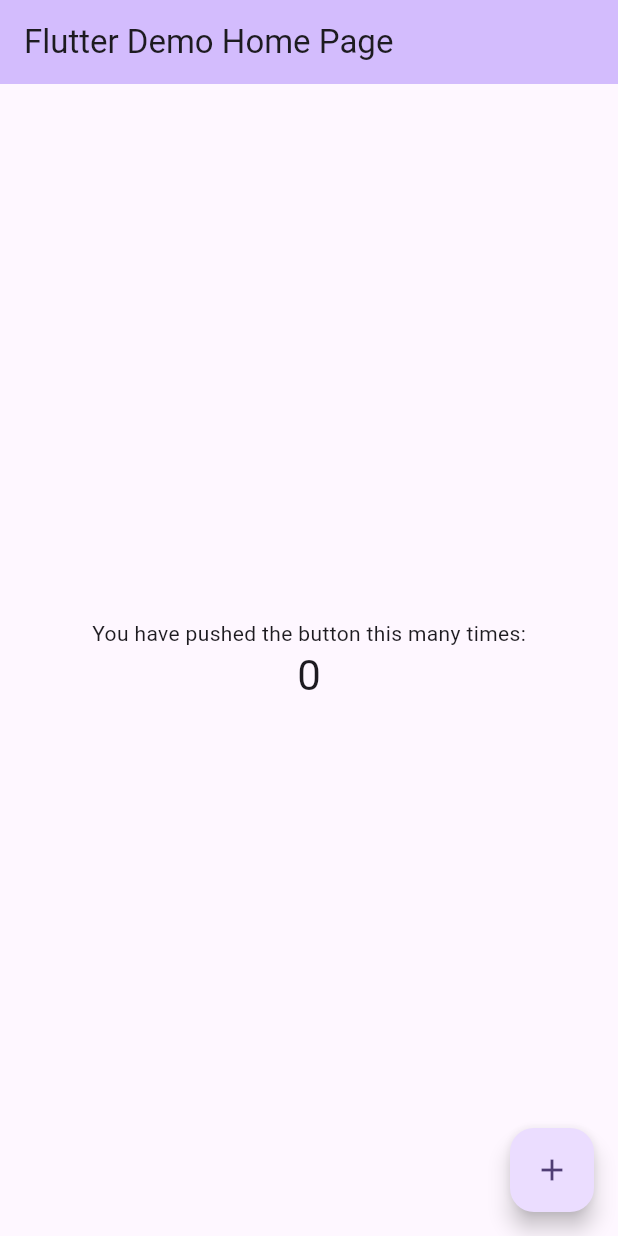
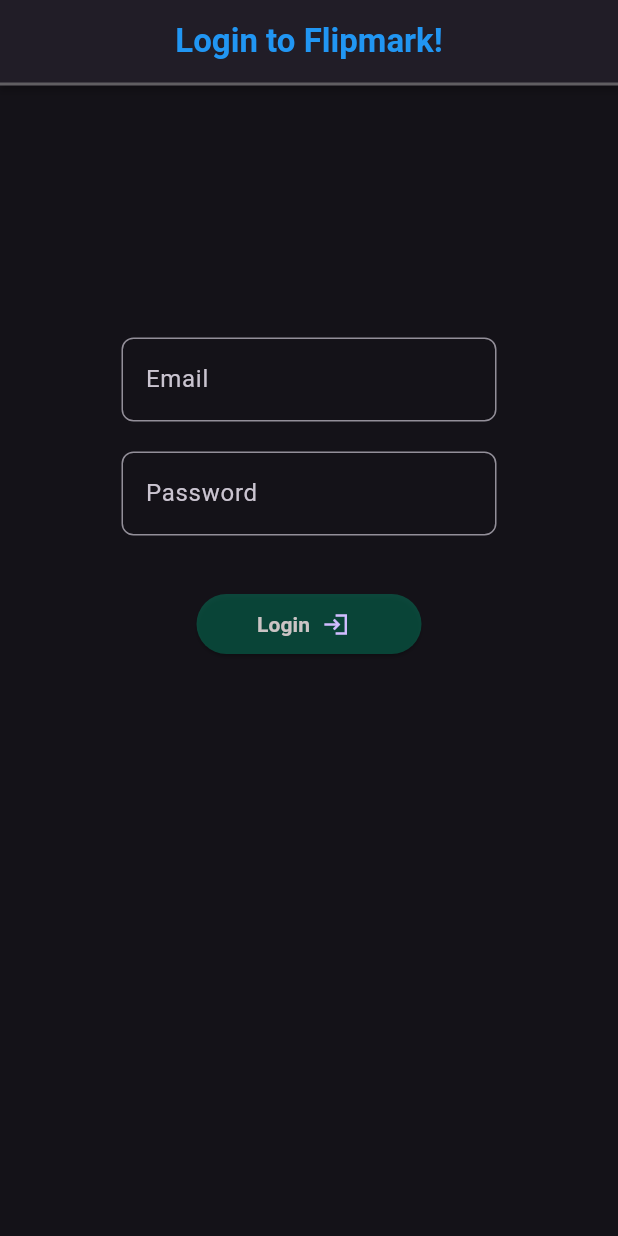
Before and after one commit to aplpteam/flipmark, a Flutter app: the screen it shows after launch, on a phone screen of 412 x 824 dp. Run offline on Flutter 3.47's test engine with Material 3 defaults, Android fonts, the phone set to English and light mode, and no system bars.

Commit message:
Added the login page UI

```diff
--- a/flipmark/lib/features/auth/login_page.dart
+++ b/flipmark/lib/features/auth/login_page.dart
@@ -0,0 +1,135 @@
+import 'package:flutter/material.dart';
+
+class LoginPage extends StatefulWidget {
+  const LoginPage({super.key});
+
+  @override
+  State<LoginPage> createState() => _LoginPageState();
+}
+
+class _LoginPageState extends State<LoginPage> {
+  final TextEditingController _emailController = TextEditingController();
+  final TextEditingController _passwordController = TextEditingController();
+
+  @override
+  Widget build(BuildContext context) {
+    return Scaffold(
+      appBar: _genAppBar(),
+      body: Padding(
+        padding: const EdgeInsets.all(8.0),
+        child: SingleChildScrollView(
+          child: Center(
+            child: Column(
+              mainAxisAlignment: MainAxisAlignment.center,
+              crossAxisAlignment: CrossAxisAlignment.center,
+              children: _genChildren(_emailController, _passwordController),
+            ),
+          ),
+        ),
+      ),
+    );
+  }
+}
+
+List<Widget> _genChildren(
+  TextEditingController emailController,
+  TextEditingController passwordController,
+) {
+  List<Widget> children = [
+    SizedBox(height: 160),
+    _EmailUi(controller: emailController),
+    SizedBox(height: 20),
+    _PasswordUi(controller: passwordController),
+    SizedBox(height: 35),
+    SizedBox(
+      width: 150,
+      child: ElevatedButton.icon(
+        icon: const Icon(Icons.login_sharp),
+        label: const Text(
+          'Login',
+          style: TextStyle(
+            color: Color.fromARGB(255, 203, 196, 196),
+            fontWeight: FontWeight.bold,
+          ),
+        ),
+        iconAlignment: IconAlignment.end,
+        style: ButtonStyle(
+          backgroundColor: WidgetStatePropertyAll<Color>(
+            const Color.fromARGB(88, 0, 172, 126),
+          ),
+        ),
+        onPressed: () {
+          //logic if user enters wrong password/email/both/etc
+          //firebase part
+          print(emailController.text);
+          print(passwordController.text);
+        },
+      ),
+    ),
+  ];
+  return children;
+}
+
+PreferredSizeWidget _genAppBar() {
+  return AppBar(
+    title: Text(
+      "Login to Flipmark!",
+      style: TextStyle(
+        fontWeight: FontWeight.bold,
+        fontStyle: FontStyle.normal,
+        color: Colors.blue,
+      ),
+    ),
+    centerTitle: true,
+    elevation: 2,
+    shadowColor: Colors.black,
+    bottom: PreferredSize(
+      preferredSize: const Size.fromHeight(1.0),
+      child: Container(
+        height: 2,
+        color: const Color.fromRGBO(158, 158, 158, 0.5),
+      ),
+    ),
+  );
+}
+
+class _EmailUi extends StatelessWidget {
+  const _EmailUi({required this.controller});
+
+  final TextEditingController controller;
+  @override
+  Widget build(BuildContext build) {
+    return SizedBox(
+      width: 250,
+      child: TextField(
+        decoration: InputDecoration(
+          border: OutlineInputBorder(borderRadius: BorderRadius.circular(8.0)),
+          labelText: 'Email',
+        ),
+        controller: controller,
+        keyboardType: TextInputType.emailAddress,
+      ),
+    );
+  }
+}
+
+class _PasswordUi extends StatelessWidget {
+  const _PasswordUi({required this.controller});
+
+  final TextEditingController controller;
+  @override
+  Widget build(BuildContext build) {
+    return SizedBox(
+      width: 250,
+      child: TextField(
+        decoration: InputDecoration(
+          border: OutlineInputBorder(borderRadius: BorderRadius.circular(8.0)),
+          labelText: 'Password',
+        ),
+        controller: controller,
+        keyboardType: TextInputType.visiblePassword,
+        obscureText: true,
+      ),
+    );
+  }
+}
--- a/flipmark/lib/main.dart
+++ b/flipmark/lib/main.dart
@@ -1,122 +1,22 @@
+
 import 'package:flutter/material.dart';
 
+import './features/auth/login_page.dart';
+
 void main() {
-  runApp(const MyApp());
+  runApp(MyApp());
 }
+
 
 class MyApp extends StatelessWidget {
   const MyApp({super.key});
 
-  // This widget is the root of your application.
   @override
   Widget build(BuildContext context) {
     return MaterialApp(
-      title: 'Flutter Demo',
-      theme: ThemeData(
-        // This is the theme of your application.
-        //
-        // TRY THIS: Try running your application with "flutter run". You'll see
-        // the application has a purple toolbar. Then, without quitting the app,
-        // try changing the seedColor in the colorScheme below to Colors.green
-        // and then invoke "hot reload" (save your changes or press the "hot
-        // reload" button in a Flutter-supported IDE, or press "r" if you used
-        // the command line to start the app).
-        //
-        // Notice that the counter didn't reset back to zero; the application
-        // state is not lost during the reload. To reset the state, use hot
-        // restart instead.
-        //
-        // This works for code too, not just values: Most code changes can be
-        // tested with just a hot reload.
-        colorScheme: .fromSeed(seedColor: Colors.deepPurple),
-      ),
-      home: const MyHomePage(title: 'Flutter Demo Home Page'),
-    );
+        home: LoginPage(),
+        themeMode: ThemeMode.dark,
+        darkTheme: ThemeData.dark(),
+      );
   }
 }
-
-class MyHomePage extends StatefulWidget {
-  const MyHomePage({super.key, required this.title});
-
-  // This widget is the home page of your application. It is stateful, meaning
-  // that it has a State object (defined below) that contains fields that affect
-  // how it looks.
-
-  // This class is the configuration for the state. It holds the values (in this
-  // case the title) provided by the parent (in this case the App widget) and
-  // used by the build method of the State. Fields in a Widget subclass are
-  // always marked "final".
-
-  final String title;
-
-  @override
-  State<MyHomePage> createState() => _MyHomePageState();
-}
-
-class _MyHomePageState extends State<MyHomePage> {
-  int _counter = 0;
-
-  void _incrementCounter() {
-    setState(() {
-      // This call to setState tells the Flutter framework that something has
-      // changed in this State, which causes it to rerun the build method below
-      // so that the display can reflect the updated values. If we changed
-      // _counter without calling setState(), then the build method would not be
-      // called again, and so nothing would appear to happen.
-      _counter++;
-    });
-  }
-
-  @override
-  Widget build(BuildContext context) {
-    // This method is rerun every time setState is called, for instance as done
-    // by the _incrementCounter method above.
-    //
-    // The Flutter framework has been optimized to make rerunning build methods
-    // fast, so that you can just rebuild anything that needs updating rather
-    // than having to individually change instances of widgets.
-    return Scaffold(
-      appBar: AppBar(
-        // TRY THIS: Try changing the color here to a specific color (to
-        // Colors.amber, perhaps?) and trigger a hot reload to see the AppBar
-        // change color while the other colors stay the same.
-        backgroundColor: Theme.of(context).colorScheme.inversePrimary,
-        // Here we take the value from the MyHomePage object that was created by
-        // the App.build method, and use it to set our appbar title.
-        title: Text(widget.title),
-      ),
-      body: Center(
-        // Center is a layout widget. It takes a single child and positions it
-        // in the middle of the parent.
-        child: Column(
-          // Column is also a layout widget. It takes a list of children and
-          // arranges them vertically. By default, it sizes itself to fit its
-          // children horizontally, and tries to be as tall as its parent.
-          //
-          // Column has various properties to control how it sizes itself and
-          // how it positions its children. Here we use mainAxisAlignment to
-          // center the children vertically; the main axis here is the vertical
-          // axis because Columns are vertical (the cross axis would be
-          // horizontal).
-          //
-          // TRY THIS: Invoke "debug painting" (choose the "Toggle Debug Paint"
-          // action in the IDE, or press "p" in the console), to see the
-          // wireframe for each widget.
-          mainAxisAlignment: .center,
-          children: [
-            const Text('You have pushed the button this many times:'),
-            Text(
-              '$_counter',
-              style: Theme.of(context).textTheme.headlineMedium,
-            ),
-          ],
-        ),
-      ),
-      floatingActionButton: FloatingActionButton(
-        onPressed: _incrementCounter,
-        tooltip: 'Increment',
-        child: const Icon(Icons.add),
-      ),
-    );
-  }
-}
```
Also changed, not shown: flipmark/lib/features/auth/signup_screen.dart (added), flipmark/pubspec.lock.
